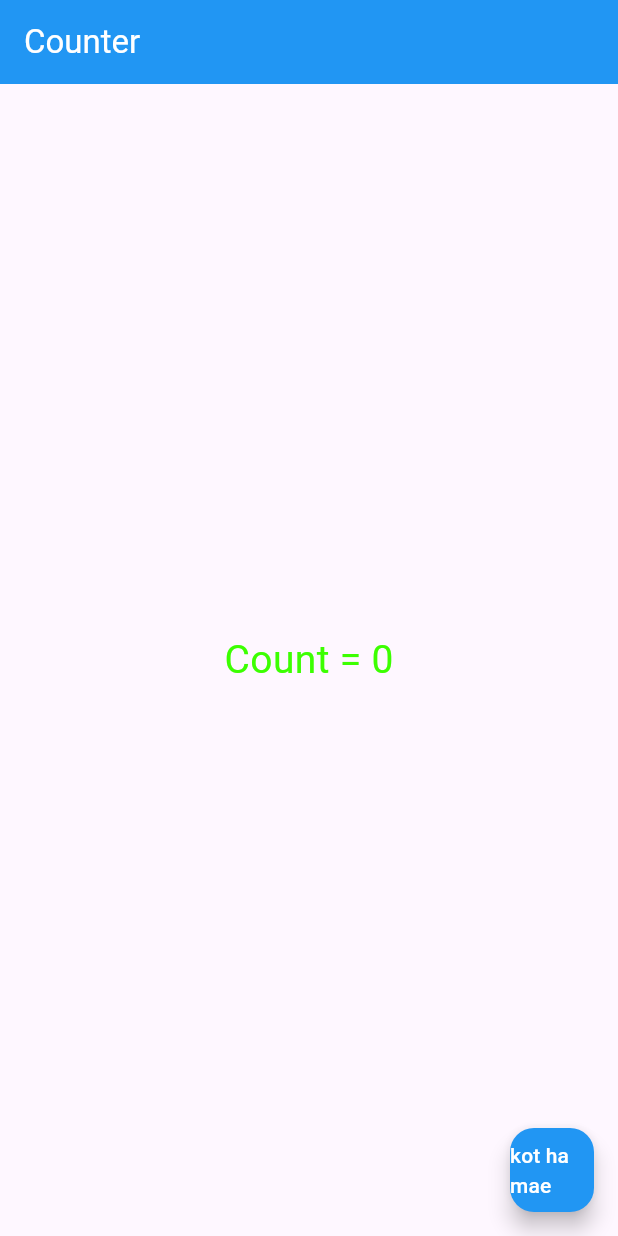
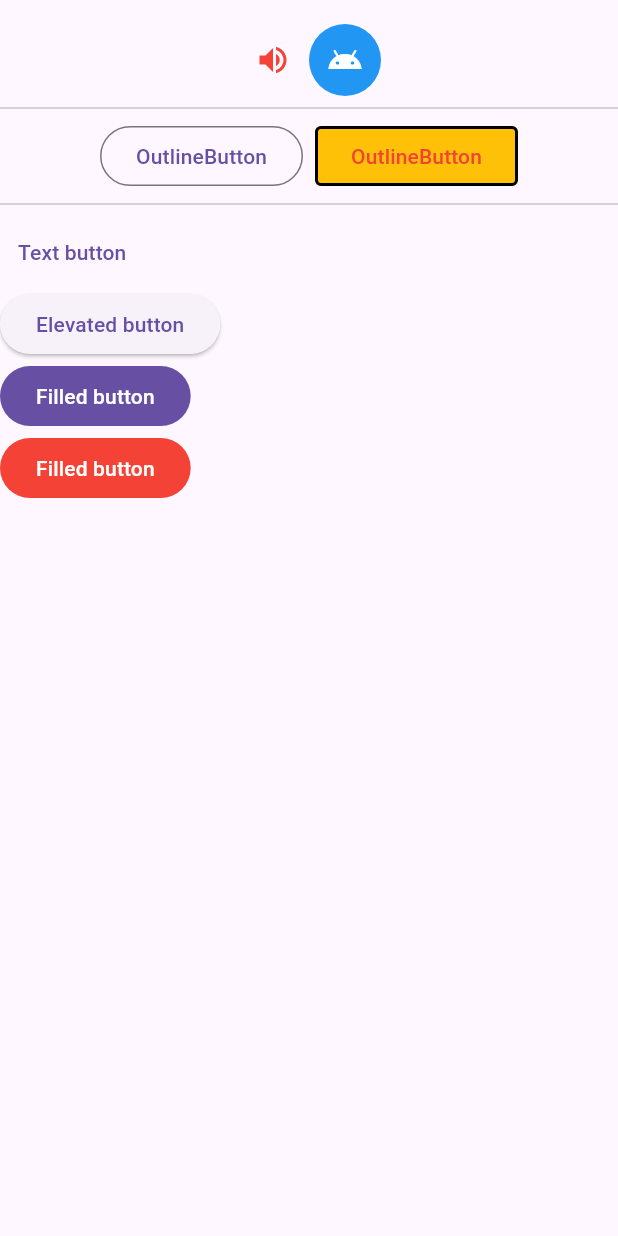
Before and after one commit to 6631501032/flutter_couse, a Flutter app: the screen it shows after launch, on a phone screen of 412 x 824 dp. Run offline on Flutter 3.47's test engine with Material 3 defaults, Android fonts, the phone set to English and light mode, and no system bars.

Commit message:
Add buttom demo

```diff
--- a/lib/main.dart
+++ b/lib/main.dart
@@ -1,7 +1,8 @@
 import 'package:flutter/material.dart';
-import 'package:flutter_couse/week01/counter.dart';
+
+import 'package:flutter_couse/week06/button_demo.dart';
 
 
 void main() {
-  runApp(MaterialApp(home: Counter()));
+  runApp(MaterialApp(home: ButtonDemo(),debugShowCheckedModeBanner: false,));
 }
--- /dev/null
+++ b/lib/week06/button_demo.dart
@@ -0,0 +1,84 @@
+import 'package:flutter/material.dart';
+
+class ButtonDemo extends StatelessWidget {
+  const ButtonDemo({super.key});
+
+  Widget createIconButton() {
+    return OverflowBar(
+      alignment: MainAxisAlignment.center,
+      children: [
+        IconButton(
+          onPressed: () {
+            debugPrint('icon button');
+          },
+          icon: Icon(Icons.volume_up, color: Colors.red),
+        ),
+        Ink(
+          decoration: ShapeDecoration(
+            shape: CircleBorder(),
+            color: Colors.blue,
+          ),
+          child: IconButton(
+            onPressed: () {},
+            icon: Icon(Icons.android, color: Colors.white),
+          ),
+        ),
+      ],
+    );
+  }
+
+  Widget createOutlineButton() {
+    return OverflowBar(
+      children: [
+        OutlinedButton(onPressed: () {}, child: Text('OutlineButton')),
+
+        SizedBox(width: 8),
+        OutlinedButton(
+          onPressed: () {},
+          style: OutlinedButton.styleFrom(
+            foregroundColor: Colors.red,
+            backgroundColor: Colors.amber,
+            shape: const RoundedRectangleBorder(
+              borderRadius: BorderRadius.all(Radius.circular(4)),
+            ),
+            side: const BorderSide(color: Colors.black, width: 2),
+          ),
+          child: Text('OutlineButton'),
+        ),
+      ],
+    );
+  }
+
+  Widget createButton() {
+    return OverflowBar(
+      children: [
+        TextButton(onPressed: () {}, child: Text('Text button')),
+        ElevatedButton(onPressed: () {}, child: Text('Elevated button')),
+        FilledButton(onPressed: () {}, child: Text('Filled button')),
+        FilledButton(
+          onPressed: () {},
+          style: FilledButton.styleFrom(backgroundColor: Colors.red),
+          child: Text('Filled button'),
+        ),
+      ],
+    );
+  }
+
+  @override
+  Widget build(BuildContext context) {
+    return Scaffold(
+      body: SafeArea(
+        child: Column(
+          children: [
+            SizedBox(height: 16),
+            createIconButton(),
+            Divider(),
+            createOutlineButton(),
+            Divider(),
+            createButton(),
+          ],
+        ),
+      ),
+    );
+  }
+}
```
Also changed, not shown: lib/week06/countdown.dart (added).
